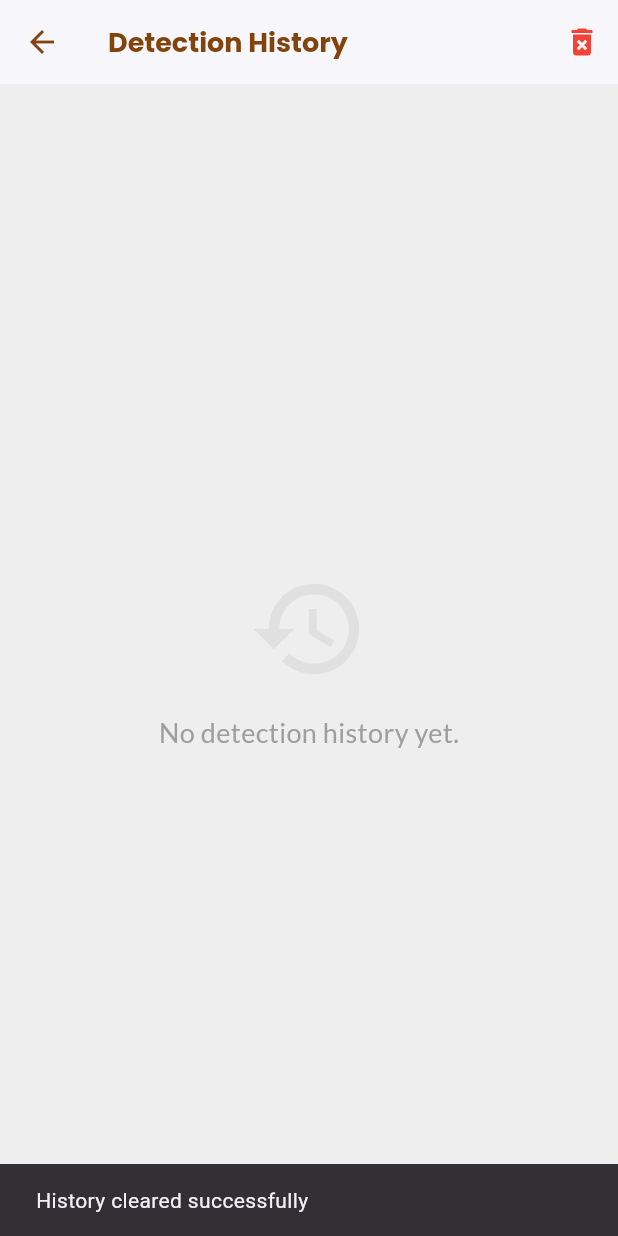
After one commit to justnico69/CAPSTONE1, a Flutter app: the HistoryPage screen opened directly, after a tap on the "delete forever" icon, on a phone screen of 412 x 824 dp. The commit adds this screen. Run offline on Flutter 3.47's test engine with Material 3 defaults, Android fonts, the phone set to English and light mode, and no system bars; our stand-ins replace google_fonts, image_picker, permission_handler; missing offline and left inert: tflite_flutter.

Commit message:
HISTORY PAGE

```diff
--- /dev/null
+++ b/lib/detection_result.dart
@@ -0,0 +1,35 @@
+import 'dart:io';
+
+class DetectionResult {
+  final File image;
+  final String prediction;
+  final double confidence;
+  final DateTime dateCaptured;
+
+  DetectionResult({
+    required this.image,
+    required this.prediction,
+    required this.confidence,
+    required this.dateCaptured,
+  });
+
+  // Convert a DetectionResult object to a JSON-like map
+  Map<String, dynamic> toJson() {
+    return {
+      'imagePath': image.path,
+      'prediction': prediction,
+      'confidence': confidence,
+      'dateCaptured': dateCaptured.toIso8601String(),
+    };
+  }
+
+  // Create a DetectionResult object from a JSON-like map
+  factory DetectionResult.fromJson(Map<String, dynamic> json) {
+    return DetectionResult(
+      image: File(json['imagePath'] as String),
+      prediction: json['prediction'] as String,
+      confidence: json['confidence'] as double,
+      dateCaptured: DateTime.parse(json['dateCaptured'] as String),
+    );
+  }
+}
--- /dev/null
+++ b/lib/history_page.dart
@@ -0,0 +1,157 @@
+import 'package:flutter/material.dart';
+import 'package:google_fonts/google_fonts.dart';
+import 'package:intl/intl.dart';
+
+import 'detection_result.dart';
+import 'history_storage.dart';
+
+class HistoryPage extends StatefulWidget {
+  const HistoryPage({super.key});
+
+  @override
+  State<HistoryPage> createState() => _HistoryPageState();
+}
+
+class _HistoryPageState extends State<HistoryPage> {
+  late Future<List<DetectionResult>> _historyFuture;
+
+  @override
+  void initState() {
+    super.initState();
+    _loadHistory();
+  }
+
+  void _loadHistory() {
+    setState(() {
+      _historyFuture = HistoryStorage().getHistory();
+    });
+  }
+
+  void _clearHistory() async {
+    await HistoryStorage().clearHistory();
+    _loadHistory(); // Reload the history after clearing
+    ScaffoldMessenger.of(context).showSnackBar(
+      const SnackBar(content: Text('History cleared successfully')),
+    );
+  }
+
+  @override
+  Widget build(BuildContext context) {
+    return Scaffold(
+      backgroundColor: Colors.grey[200],
+      appBar: AppBar(
+        backgroundColor: Colors.white,
+        elevation: 1,
+        iconTheme: const IconThemeData(color: Color.fromARGB(255, 128, 68, 12)),
+        title: Text(
+          'Detection History',
+          style: GoogleFonts.poppins(
+            fontSize: 18,
+            fontWeight: FontWeight.bold,
+            color: const Color.fromARGB(255, 128, 68, 12),
+          ),
+        ),
+        actions: [
+          IconButton(
+            icon: const Icon(Icons.delete_forever, color: Colors.red),
+            onPressed: _clearHistory,
+          ),
+        ],
+      ),
+      body: FutureBuilder<List<DetectionResult>>(
+        future: _historyFuture,
+        builder: (context, snapshot) {
+          if (snapshot.connectionState == ConnectionState.waiting) {
+            return const Center(child: CircularProgressIndicator());
+          } else if (snapshot.hasError) {
+            return Center(child: Text('Error: ${snapshot.error}'));
+          } else if (!snapshot.hasData || snapshot.data!.isEmpty) {
+            return Center(
+              child: Column(
+                mainAxisAlignment: MainAxisAlignment.center,
+                children: [
+                  Icon(Icons.history, size: 80, color: Colors.grey[300]),
+                  const SizedBox(height: 16),
+                  Text(
+                    'No detection history yet.',
+                    style: GoogleFonts.lato(fontSize: 18, color: Colors.grey),
+                  ),
+                ],
+              ),
+            );
+          } else {
+            return ListView.builder(
+              padding: const EdgeInsets.all(16.0),
+              itemCount: snapshot.data!.length,
+              itemBuilder: (context, index) {
+                final result = snapshot.data![index];
+                return _buildHistoryCard(result);
+              },
+            );
+          }
+        },
+      ),
+    );
+  }
+
+  Widget _buildHistoryCard(DetectionResult result) {
+    return Card(
+      elevation: 2,
+      shape: RoundedRectangleBorder(borderRadius: BorderRadius.circular(12)),
+      margin: const EdgeInsets.symmetric(vertical: 8.0),
+      child: Padding(
+        padding: const EdgeInsets.all(12.0),
+        child: Row(
+          crossAxisAlignment: CrossAxisAlignment.start,
+          children: [
+            Container(
+              width: 80,
+              height: 80,
+              decoration: BoxDecoration(
+                borderRadius: BorderRadius.circular(8),
+                image: DecorationImage(
+                  image: FileImage(result.image),
+                  fit: BoxFit.cover,
+                ),
+              ),
+            ),
+            const SizedBox(width: 16),
+            Expanded(
+              child: Column(
+                crossAxisAlignment: CrossAxisAlignment.start,
+                children: [
+                  Text(
+                    result.prediction,
+                    style: GoogleFonts.poppins(
+                      fontWeight: FontWeight.bold,
+                      fontSize: 16,
+                      color: result.prediction == 'Unknown'
+                          ? Colors.grey
+                          : Colors.redAccent,
+                    ),
+                    overflow: TextOverflow.ellipsis,
+                  ),
+                  const SizedBox(height: 4),
+                  Text(
+                    'Confidence: ${(result.confidence * 100).toStringAsFixed(2)}%',
+                    style: GoogleFonts.lato(
+                      fontSize: 14,
+                      color: Colors.black87,
+                    ),
+                  ),
+                  const SizedBox(height: 4),
+                  Text(
+                    DateFormat(
+                      'MMMM d, yyyy h:mm a',
+                    ).format(result.dateCaptured),
+                    style: GoogleFonts.lato(fontSize: 12, color: Colors.grey),
+                  ),
+                ],
+              ),
+            ),
+          ],
+        ),
+      ),
+    );
+  }
+}
--- /dev/null
+++ b/lib/history_storage.dart
@@ -0,0 +1,63 @@
+import 'dart:convert';
+import 'dart:io';
+
+import 'package:path_provider/path_provider.dart';
+
+import 'detection_result.dart';
+
+class HistoryStorage {
+  static const String _fileName = 'detection_history.json';
+
+  Future<String> _getFilePath() async {
+    final directory = await getApplicationDocumentsDirectory();
+    return '${directory.path}/$_fileName';
+  }
+
+  Future<void> addResult(DetectionResult result) async {
+    try {
+      final List<DetectionResult> history = await getHistory();
+      history.insert(0, result); // Add new result at the beginning
+
+      final File file = File(await _getFilePath());
+      final List<Map<String, dynamic>> jsonList = history
+          .map((e) => e.toJson())
+          .toList();
+      await file.writeAsString(jsonEncode(jsonList));
+    } catch (e) {
+      print("Error saving history: $e");
+    }
+  }
+
+  Future<List<DetectionResult>> getHistory() async {
+    try {
+      final File file = File(await _getFilePath());
+      if (!await file.exists()) {
+        return []; // Return an empty list if file doesn't exist
+      }
+
+      final String contents = await file.readAsString();
+      if (contents.isEmpty) {
+        return [];
+      }
+
+      final List<dynamic> jsonList = jsonDecode(contents);
+      return jsonList
+          .map((json) => DetectionResult.fromJson(json as Map<String, dynamic>))
+          .toList();
+    } catch (e) {
+      print("Error loading history: $e");
+      return [];
+    }
+  }
+
+  Future<void> clearHistory() async {
+    try {
+      final File file = File(await _getFilePath());
+      if (await file.exists()) {
+        await file.delete();
+      }
+    } catch (e) {
+      print("Error clearing history: $e");
+    }
+  }
+}
--- a/pubspec.yaml
+++ b/pubspec.yaml
@@ -31,12 +31,13 @@ dependencies:
   flutter:
     sdk: flutter
   permission_handler: ^11.3.1
-  path_provider: ^2.1.3
+
   google_fonts: ^6.2.1
   image_picker: ^1.1.2
   tflite_flutter: ^0.11.0
   image: ^4.2.0
   intl: ^0.19.0
+  path_provider: ^2.0.11
 
 
   # The following adds the Cupertino Icons font to your application.
```
Also changed, not shown: lib/detector_page.dart (+142 -29 lines), lib/home_page.dart (+14 -6 lines), 1 other file.
